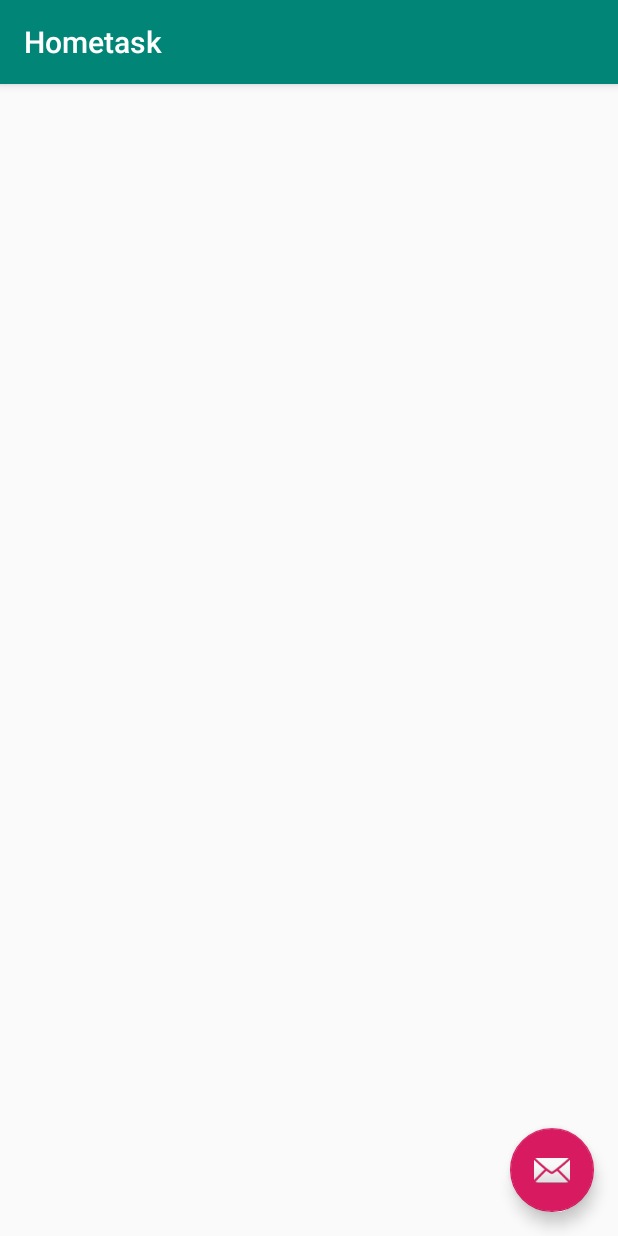
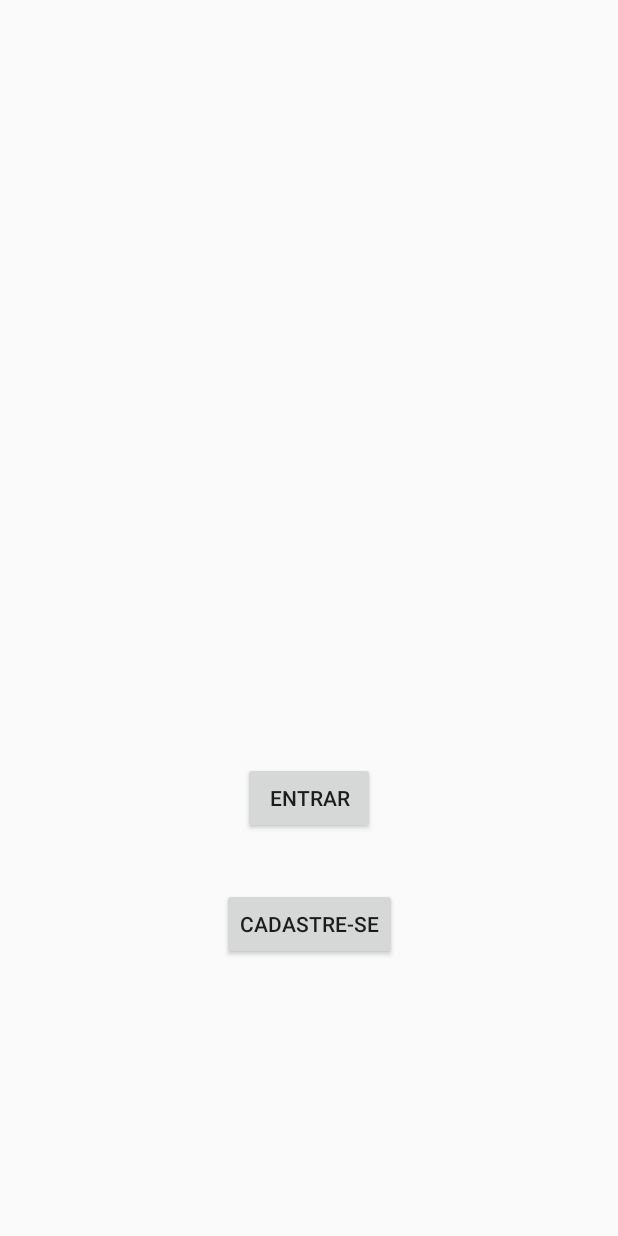
Before and after one commit to LucasDiasRodrigues/hometask, an Android app: the screen it shows after launch (MainActivity before the commit, LoginActivity after it), on a phone screen of 412 x 824 dp. Run offline under Robolectric (Android 15) with nearby library versions, the phone set to English and light mode, and no system bars.

Commit message:
Main activity alterada no manifest

```diff
--- a/app/src/main/res/layout/activity_login.xml
+++ b/app/src/main/res/layout/activity_login.xml
@@ -1,11 +1,15 @@
 <?xml version="1.0" encoding="utf-8"?>
-<androidx.constraintlayout.widget.ConstraintLayout xmlns:android="http://schemas.android.com/apk/res/android"
+
+<FrameLayout  xmlns:android="http://schemas.android.com/apk/res/android"
     xmlns:app="http://schemas.android.com/apk/res-auto"
     xmlns:tools="http://schemas.android.com/tools"
     android:layout_width="match_parent"
     android:layout_height="match_parent"
     tools:context=".login.LoginActivity">
 
+    <androidx.constraintlayout.widget.ConstraintLayout
+        android:layout_width="match_parent"
+        android:layout_height="match_parent">
 
         <Button
             android:id="@+id/btn_entrar"
@@ -32,15 +36,6 @@
             app:layout_constraintStart_toStartOf="parent"
             app:layout_constraintTop_toBottomOf="@+id/btn_entrar" />
 
-    <FrameLayout
-        android:id="@+id/frame_layout"
-        android:layout_width="match_parent"
-        android:layout_height="match_parent"
-        app:layout_constraintBottom_toBottomOf="parent"
-        app:layout_constraintEnd_toEndOf="parent"
-        app:layout_constraintStart_toStartOf="parent"
-        app:layout_constraintTop_toTopOf="parent" />
-
         <ImageView
             android:id="@+id/img_logo"
             android:layout_width="218dp"
@@ -52,4 +47,15 @@
             app:layout_constraintTop_toTopOf="parent"
             app:layout_constraintVertical_bias="0.17000002"
             tools:srcCompat="@tools:sample/avatars[10]" />
+
     </androidx.constraintlayout.widget.ConstraintLayout>
+
+    <FrameLayout
+        android:id="@+id/frame_layout"
+        android:layout_width="match_parent"
+        android:layout_height="match_parent"
+        app:layout_constraintBottom_toBottomOf="parent"
+        app:layout_constraintEnd_toEndOf="parent"
+        app:layout_constraintStart_toStartOf="parent"
+        app:layout_constraintTop_toTopOf="parent" />
+</FrameLayout>
--- a/app/src/main/res/layout/fragment_entrar.xml
+++ b/app/src/main/res/layout/fragment_entrar.xml
@@ -2,8 +2,12 @@
 <androidx.constraintlayout.widget.ConstraintLayout xmlns:android="http://schemas.android.com/apk/res/android"
     xmlns:app="http://schemas.android.com/apk/res-auto"
     xmlns:tools="http://schemas.android.com/tools"
+    android:clickable="true"
+    android:background="@android:color/white"
+    android:focusable="false"
     android:orientation="vertical" android:layout_width="match_parent"
     android:layout_height="match_parent">
+
 
     <EditText
         android:id="@+id/editText3"
```
Also changed, not shown: app/src/main/AndroidManifest.xml (+7 -3 lines). Lines whose indentation alone changed are shown as unchanged.
